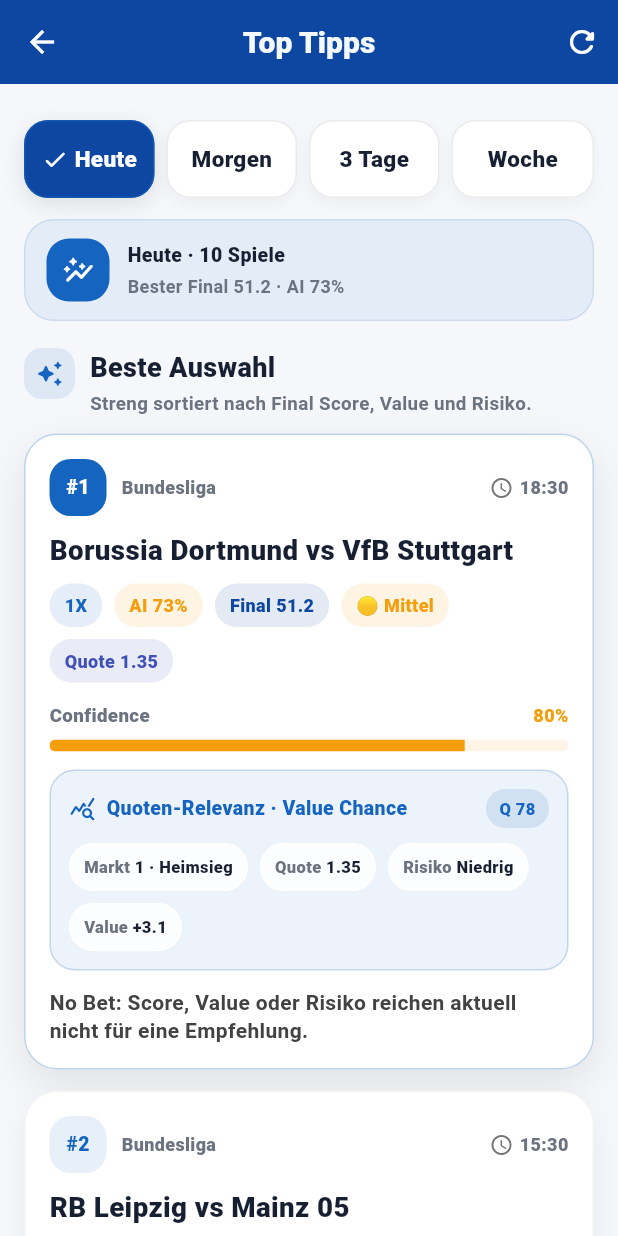
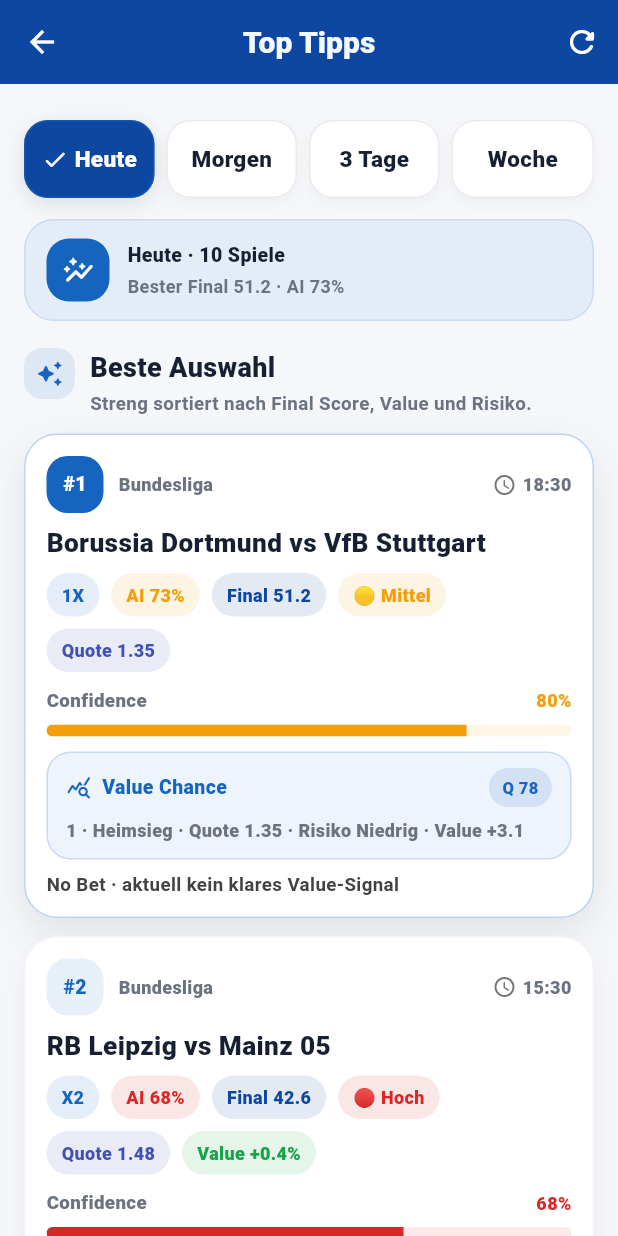
Before and after one commit to genti2004-cmyk/kickmind_ai, a Flutter app: the TopTipsScreen screen opened directly, on a phone screen of 412 x 824 dp. Run offline on Flutter 3.47's test engine with Material 3 defaults, Android fonts, the phone set to English and light mode, and no system bars; our stand-ins replace shared_preferences; accounts and stored records are empty; network calls fail.

Commit message:
STABLE: Stage 52b top tips compact UI

```diff
--- a/lib/features/top_tips/presentation/top_tips_screen.dart
+++ b/lib/features/top_tips/presentation/top_tips_screen.dart
@@ -464,8 +464,8 @@
       onTap: onTap,
       borderRadius: BorderRadius.circular(22),
       child: Container(
-        margin: const EdgeInsets.only(bottom: 14),
-        padding: const EdgeInsets.fromLTRB(16, 16, 16, 15),
+        margin: const EdgeInsets.only(bottom: 12),
+        padding: const EdgeInsets.fromLTRB(14, 14, 14, 13),
         decoration: BoxDecoration(
           color: KickMindTheme.surface,
           borderRadius: BorderRadius.circular(22),
@@ -514,19 +514,19 @@
                 ),
               ],
             ),
-            const SizedBox(height: 12),
+            const SizedBox(height: 10),
             Text(
               match.teamsLabel,
               maxLines: 2,
               overflow: TextOverflow.ellipsis,
               style: const TextStyle(
                 color: KickMindTheme.textDark,
-                fontSize: 18.5,
+                fontSize: 17.5,
                 height: 1.12,
                 fontWeight: FontWeight.w900,
               ),
             ),
-            const SizedBox(height: 12),
+            const SizedBox(height: 10),
             Wrap(
               spacing: 8,
               runSpacing: 8,
@@ -543,22 +543,23 @@
                   ),
               ],
             ),
-            const SizedBox(height: 13),
+            const SizedBox(height: 10),
             _ScoreBar(
               label: 'Confidence',
               value: confidence,
               color: scoreColor,
             ),
-            const SizedBox(height: 12),
+            const SizedBox(height: 10),
             _TopTipOddsPanel(relevance: oddsRelevance),
-            const SizedBox(height: 12),
+            const SizedBox(height: 9),
             Text(
               cardReason,
-              maxLines: 2,
+              maxLines: 1,
               overflow: TextOverflow.ellipsis,
               style: TextStyle(
                 color: Colors.grey.shade800,
-                height: 1.34,
+                height: 1.25,
+                fontSize: 12.5,
                 fontWeight: FontWeight.w700,
               ),
             ),
@@ -574,18 +575,18 @@
         : '${valueEdge.toStringAsFixed(1)}%';
 
     if (finalScore >= 74 && valueEdge >= 8 && match.riskLevel != 'Hoch') {
-      return 'Premium: ${match.tipLabel} · Final ${finalScore.toStringAsFixed(1)} · Value $valueText · Risiko ${match.riskLevel}.';
+      return 'Premium · ${match.tipLabel} · Final ${finalScore.toStringAsFixed(1)} · Value $valueText';
     }
 
     if (valueEdge >= 8 && match.riskLevel != 'Hoch') {
-      return 'Value: ${match.tipLabel} · Quote ${match.odds.toStringAsFixed(2)} · Edge $valueText · Risiko ${match.riskLevel}.';
+      return 'Value · ${match.tipLabel} · Quote ${match.odds.toStringAsFixed(2)} · Edge $valueText';
     }
 
     if (finalScore >= 55 && match.riskLevel != 'Hoch') {
-      return 'Watch: solide Datenlage · Final ${finalScore.toStringAsFixed(1)} · Risiko ${match.riskLevel}.';
+      return 'Watch · solide Datenlage · Final ${finalScore.toStringAsFixed(1)}';
     }
 
-    return 'No Bet: Score, Value oder Risiko reichen aktuell nicht für eine Empfehlung.';
+    return 'No Bet · aktuell kein klares Value-Signal';
   }
 }
 
@@ -683,22 +684,22 @@
 
     return Container(
       width: double.infinity,
-      padding: const EdgeInsets.all(12),
+      padding: const EdgeInsets.symmetric(horizontal: 12, vertical: 10),
       decoration: BoxDecoration(
-        color: color.withOpacity(0.08),
-        borderRadius: BorderRadius.circular(17),
-        border: Border.all(color: color.withOpacity(0.20)),
+        color: color.withOpacity(0.07),
+        borderRadius: BorderRadius.circular(16),
+        border: Border.all(color: color.withOpacity(0.18)),
       ),
       child: Column(
         crossAxisAlignment: CrossAxisAlignment.start,
         children: [
           Row(
             children: [
-              Icon(Icons.query_stats_rounded, size: 18, color: color),
+              Icon(Icons.query_stats_rounded, size: 17, color: color),
               const SizedBox(width: 7),
               Expanded(
                 child: Text(
-                  'Quoten-Relevanz · ${relevance.decision.label}',
+                  relevance.decision.label,
                   maxLines: 1,
                   overflow: TextOverflow.ellipsis,
                   style: TextStyle(
@@ -714,16 +715,16 @@
               ),
             ],
           ),
-          const SizedBox(height: 10),
-          Wrap(
-            spacing: 8,
-            runSpacing: 8,
-            children: [
-              _InfoPill(label: 'Markt', value: relevance.marketLabel),
-              _InfoPill(label: 'Quote', value: relevance.oddsValue.toStringAsFixed(2)),
-              _InfoPill(label: 'Risiko', value: relevance.score.riskLevel),
-              _InfoPill(label: 'Value', value: valueText),
-            ],
+          const SizedBox(height: 7),
+          Text(
+            '${relevance.marketLabel} · Quote ${relevance.oddsValue.toStringAsFixed(2)} · Risiko ${relevance.score.riskLevel} · Value $valueText',
+            maxLines: 1,
+            overflow: TextOverflow.ellipsis,
+            style: const TextStyle(
+              color: KickMindTheme.textMuted,
+              fontSize: 12,
+              fontWeight: FontWeight.w800,
+            ),
           ),
         ],
       ),
@@ -826,14 +827,14 @@
     final scoreColor = KickMindTheme.scoreColor(match.aiScore);
     final oddsRelevance = _TopTipOddsRelevance.fromMatch(match);
     final compactLine =
-        '${match.tipLabel} · Final ${finalScore.toStringAsFixed(1)} · Quote ${oddsRelevance.oddsValue.toStringAsFixed(2)} · ${oddsRelevance.decision.label}';
+        '${match.tipLabel} · Q ${oddsRelevance.score.finalScore.toStringAsFixed(0)} · Quote ${oddsRelevance.oddsValue.toStringAsFixed(2)} · ${oddsRelevance.decision.label}';
 
     return InkWell(
       onTap: onTap,
       borderRadius: BorderRadius.circular(18),
       child: Container(
-        margin: const EdgeInsets.only(bottom: 10),
-        padding: const EdgeInsets.all(14),
+        margin: const EdgeInsets.only(bottom: 9),
+        padding: const EdgeInsets.fromLTRB(12, 11, 12, 11),
         decoration: BoxDecoration(
           color: KickMindTheme.surface,
           borderRadius: BorderRadius.circular(18),
```
